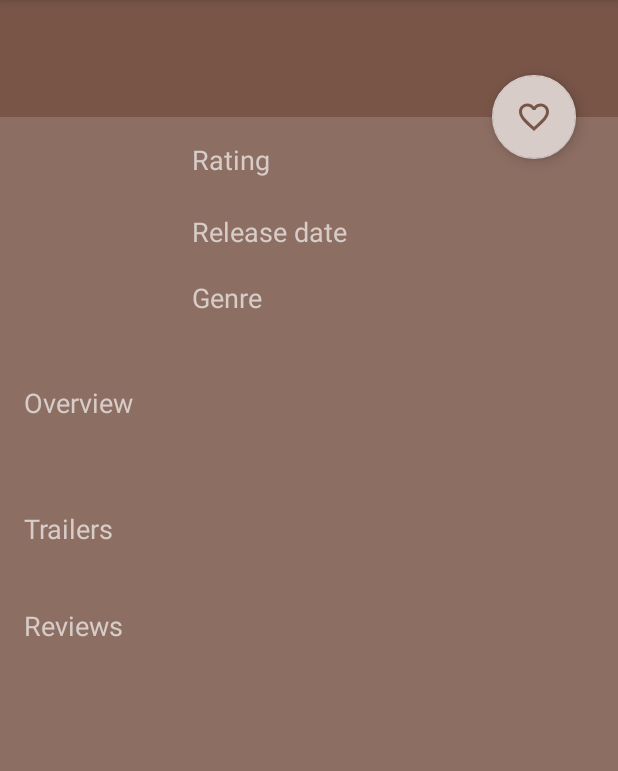
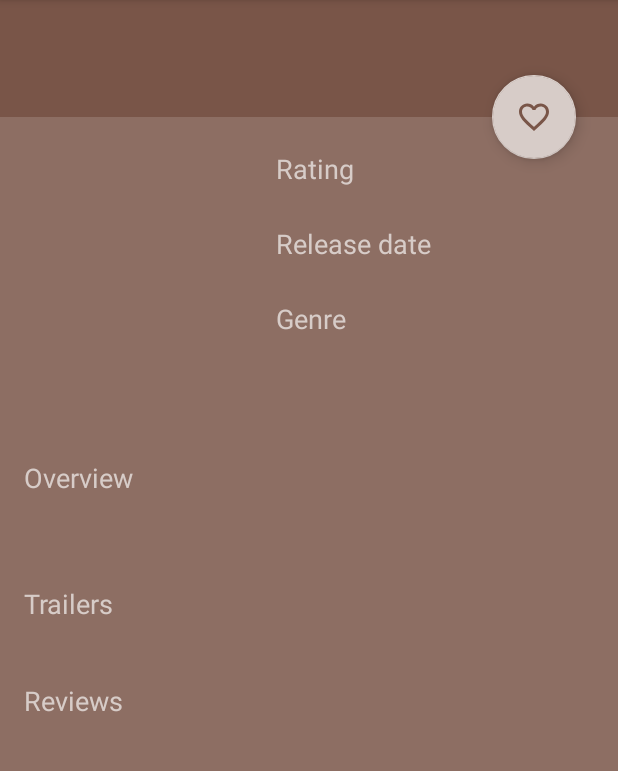
Before and after one commit to ananasz1/PopularMoviesStage2, an Android app: the DetailsActivity screen opened directly, with no data from a screen before it, on a phone screen of 412 x 824 dp, the part 84-855 px from its top. Run offline under Robolectric (Android 15) with nearby library versions, the phone set to English and light mode, and no system bars; our stand-ins replace Picasso; pictures from the network do not load.

Commit message:
create land layout, some style changes

```diff
--- a/app/src/main/java/com/example/schmidegv/popmov2/model/Review.java
+++ b/app/src/main/java/com/example/schmidegv/popmov2/model/Review.java
@@ -5,7 +5,7 @@ import android.os.Parcelable;
 
 import com.google.gson.annotations.SerializedName;
 
-public class Review implements Parcelable{
+public class Review implements Parcelable {
 
     @SerializedName("author")
     private String mAuthor;
--- a/app/src/main/res/layout/activity_details.xml
+++ b/app/src/main/res/layout/activity_details.xml
@@ -23,8 +23,8 @@
                 android:id="@+id/movie_title"
                 android:layout_width="wrap_content"
                 android:layout_height="wrap_content"
-                android:layout_marginLeft="16dp"
-                android:layout_marginTop="8dp"
+                android:layout_marginLeft="@dimen/margin_normal"
+                android:layout_marginTop="@dimen/margin_title"
                 android:textAppearance="?android:textAppearanceLarge"
                 android:textColor="@color/movie_title"
                 android:textStyle="bold" />
@@ -33,9 +33,9 @@
                 android:id="@+id/movie_original_title"
                 android:layout_width="wrap_content"
                 android:layout_height="wrap_content"
-                android:layout_marginLeft="16dp"
                 android:layout_below="@id/movie_title"
                 android:layout_marginBottom="@dimen/margin_normal"
+                android:layout_marginLeft="@dimen/margin_normal"
                 android:textAppearance="?android:textAppearanceMedium" />
         </LinearLayout>
 
@@ -43,82 +43,87 @@
             android:id="@+id/nested_scroll"
             android:layout_width="match_parent"
             android:layout_height="wrap_content"
-            android:layout_marginLeft="16dp"
-            android:layout_marginRight="16dp"
-            android:layout_below="@id/linear_title">
+            android:layout_below="@id/linear_title"
+            android:layout_marginLeft="@dimen/margin_normal"
+            android:layout_marginRight="@dimen/margin_normal">
 
             <RelativeLayout
                 android:layout_width="match_parent"
                 android:layout_height="wrap_content"
-                android:paddingTop="16dp"
-                android:layout_below="@id/linear_title">
+                android:layout_below="@id/linear_title"
+                android:paddingTop="@dimen/margin_normal">
 
 
                 <ImageView
                     android:id="@+id/movie_poster_img"
                     android:layout_width="@dimen/details_activity_poster_width"
                     android:layout_height="@dimen/details_activity_poster_height"
-                    android:layout_margin="6dp" />
+                    android:layout_margin="@dimen/margin_small" />
+
+                <LinearLayout
+                    android:layout_width="wrap_content"
+                    android:layout_height="wrap_content"
+                    android:layout_marginLeft="@dimen/margin_small"
+                    android:layout_marginTop="@dimen/margin_small"
+                    android:layout_toRightOf="@id/movie_poster_img"
+                    android:orientation="vertical">
 
                     <TextView
                         android:id="@+id/rating_label"
-                    android:layout_toRightOf="@id/movie_poster_img"
+                        style="@style/style_label"
                         android:fontFamily="sans-serif"
                         android:text="@string/label_rating"
-                    style="@style/style_label" />
+                        tools:targetApi="jelly_bean" />
 
                     <TextView
                         android:id="@+id/movie_vote_average"
-                    android:layout_below="@id/rating_label"
-                    android:layout_marginBottom="@dimen/margin_small"
-                    android:layout_toRightOf="@id/movie_poster_img"
-                    style="@style/style_details" />
+                        style="@style/style_details"
+                        android:layout_marginBottom="@dimen/margin_small" />
 
                     <TextView
                         android:id="@+id/release_label"
-                    android:layout_below="@id/movie_vote_average"
-                    android:layout_toRightOf="@id/movie_poster_img"
-                    android:text="@string/label_release_date"
-                    style="@style/style_label" />
+                        style="@style/style_label"
+                        android:text="@string/label_release_date" />
 
                     <TextView
                         android:id="@+id/movie_release_date"
-                    android:layout_below="@id/release_label"
-                    android:layout_toRightOf="@id/movie_poster_img"
-                    style="@style/style_details" />
+                        style="@style/style_details"
+                        android:layout_marginBottom="@dimen/margin_small" />
 
                     <TextView
                         android:id="@+id/text_label_genre"
-                    android:layout_below="@id/movie_release_date"
-                    android:layout_toRightOf="@id/movie_poster_img"
-                    android:text="@string/label_genre"
-                    style="@style/style_label"/>
+                        style="@style/style_label"
+                        android:text="@string/label_genre" />
 
                     <TextView
                         android:id="@+id/text_movie_genre"
-                    android:layout_below="@id/text_label_genre"
-                    android:layout_toRightOf="@id/movie_poster_img"
                         style="@style/style_details"
+                        android:layout_marginBottom="@dimen/margin_small"
+                        android:layout_marginRight="@dimen/margin_normal"
+                        android:lines="2"
                         tools:context="@string/app_name" />
+
+                </LinearLayout>
 
                 <TextView
                     android:id="@+id/overview_label"
+                    style="@style/style_label"
                     android:layout_below="@id/movie_poster_img"
-                    android:text="@string/label_overview"
-                    style="@style/style_label"/>
+                    android:text="@string/label_overview" />
+
                 <TextView
                     android:id="@+id/movie_synopsis"
+                    style="@style/style_details"
                     android:layout_below="@id/overview_label"
                     android:layout_marginBottom="@dimen/margin_large"
-                    android:layout_marginTop="@dimen/margin_normal"
-                    style="@style/style_details" />
+                    android:layout_marginTop="@dimen/margin_normal" />
 
 
                 <TextView
                     android:id="@+id/trailers_label"
+                    style="@style/style_label"
                     android:layout_below="@id/movie_synopsis"
-                    android:text="@string/label_trailers"
-                    style="@style/style_label" />
+                    android:text="@string/label_trailers" />
 
                 <android.support.v7.widget.RecyclerView
                     android:id="@+id/rv_trailers"
@@ -133,9 +138,9 @@
 
                 <TextView
                     android:id="@+id/review_label"
+                    style="@style/style_label"
                     android:layout_below="@id/rv_trailers"
-                    android:text="@string/label_reviews"
-                    style="@style/style_label" />
+                    android:text="@string/label_reviews" />
 
                 <android.support.v7.widget.RecyclerView
                     android:id="@+id/rv_movies_reviews"
@@ -153,12 +158,12 @@
         android:id="@+id/fav_movie"
         android:layout_width="wrap_content"
         android:layout_height="wrap_content"
-        android:layout_margin="16dp"
+        android:layout_margin="@dimen/fab_margin"
         android:clickable="true"
         android:onClick="onClickFavoritesButton"
         app:fabSize="normal"
         app:layout_anchor="@id/linear_title"
         app:layout_anchorGravity="right|bottom"
         app:srcCompat="@drawable/ic_favorite_border"
-        app:useCompatPadding="true"/>
+        app:useCompatPadding="true" />
 </android.support.design.widget.CoordinatorLayout>
--- a/app/src/main/res/layout/item_movie.xml
+++ b/app/src/main/res/layout/item_movie.xml
@@ -9,6 +9,6 @@
         android:layout_width="match_parent"
         android:layout_height="match_parent"
         android:adjustViewBounds="true"
-        android:padding="@dimen/main_activity_padding_movie_poster"/>
+        android:padding="@dimen/main_activity_padding_poster"/>
 
 </FrameLayout>
--- a/app/src/main/res/values/colors.xml
+++ b/app/src/main/res/values/colors.xml
@@ -7,7 +7,7 @@
     <color name="colorAccent">#D7CCC8</color>
     <color name="textColor">#ffffff</color>
     <color name="movie_title">#000000</color>
-    <!--
+    <!-- blue-ish-grey version
         <color name="colorBackground">#607D8B</color>
         <color name="colorPrimary">#37474F</color>
         <color name="colorPrimaryDark">#455A64</color>
--- a/app/src/main/res/values/dimens.xml
+++ b/app/src/main/res/values/dimens.xml
@@ -1,9 +1,15 @@
 <?xml version="1.0" encoding="utf-8"?>
 <resources>
-    <dimen name="main_activity_padding_movie_poster">2dp</dimen>
+    <dimen name="main_activity_padding_poster">3dp</dimen>
     <dimen name="margin_large">24dp</dimen>
     <dimen name="margin_normal">16dp</dimen>
-    <dimen name="margin_small">4dp</dimen>
-    <dimen name="details_activity_poster_width">100dp</dimen>
-    <dimen name="details_activity_poster_height">150dp</dimen>
+    <dimen name="fab_margin">16dp</dimen>
+    <dimen name="margin_title">8dp</dimen>
+    <dimen name="margin_small">6dp</dimen>
+    <dimen name="details_activity_poster_width">150dp</dimen>
+    <dimen name="details_activity_poster_height">200dp</dimen>
+    <dimen name="review_margin">6dp</dimen>
+    <dimen name="review_padding">6dp</dimen>
+    <dimen name="trailer_margin">8dp</dimen>
+    <dimen name="trailer_text_padding">10dp</dimen>
 </resources>
```
Also changed, not shown: app/src/main/java/com/example/schmidegv/popmov2/MainActivity.java (+5 -5 lines), app/src/main/java/com/example/schmidegv/popmov2/model/Movie.java (+0 -11 lines), app/src/main/res/layout/item_review.xml (+7 -7 lines), app/src/main/res/layout/item_trailer.xml (+9 -25 lines), 299 other files. Lines whose indentation alone changed are shown as unchanged.
